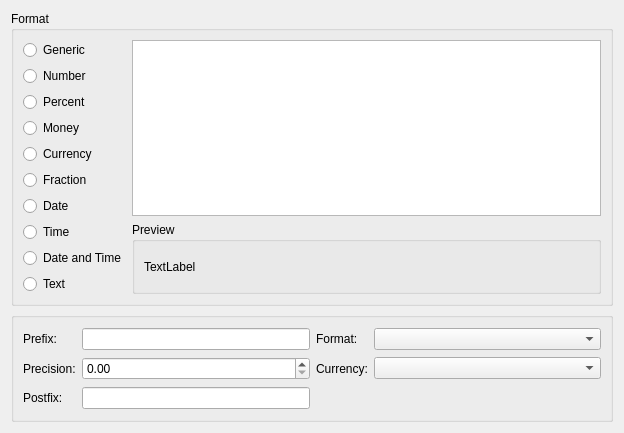
Above: kspread/dialogs/DataFormatWidget.ui from KDE/koffice before the change. Below: the same form after it.
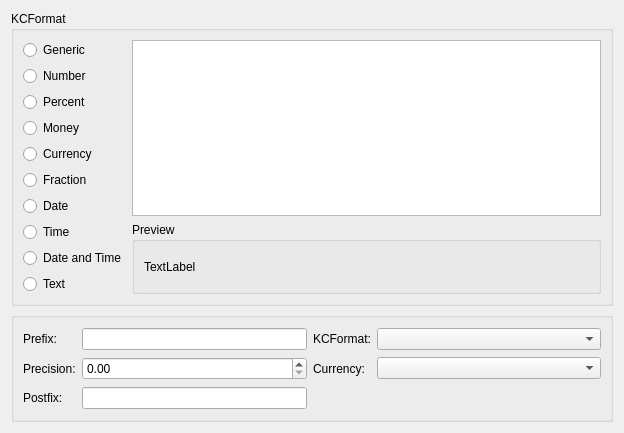
That is the form after the change. Custom widgets are drawn as their Qt base class.

Commit message: Rename Format to KCFormat

Patch:
```diff
--- a/kspread/dialogs/DataFormatWidget.ui
+++ b/kspread/dialogs/DataFormatWidget.ui
@@ -32,7 +32,7 @@
    <item>
     <widget class="QGroupBox" name="groupBox">
      <property name="title">
-      <string>Format</string>
+      <string>KCFormat</string>
      </property>
      <layout class="QGridLayout">
       <item row="7" column="1" rowspan="3">
@@ -163,7 +163,7 @@
       <item row="0" column="2">
        <widget class="QLabel" name="label_5">
         <property name="text">
-         <string>Format:</string>
+         <string>KCFormat:</string>
         </property>
        </widget>
       </item>
```
The commit also changes 49 other files.
